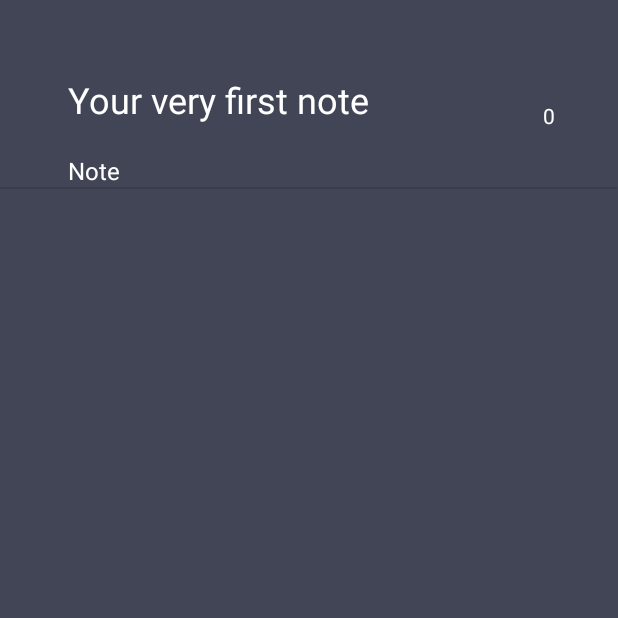
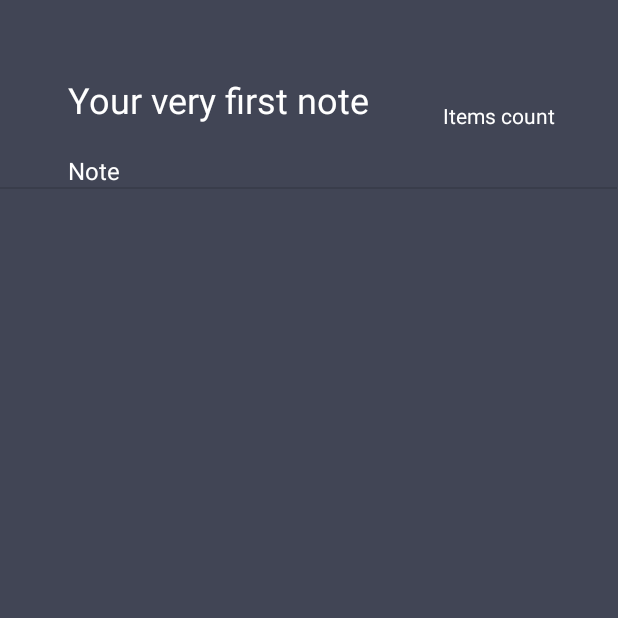
Before and after one commit to Raff-dev/Notepad, an Android app: the screen it shows after launch (MainActivity), on a phone screen of 412 x 824 dp, the top half of it. Run offline under Robolectric (Android 15) with nearby library versions, the light colour scheme and no system bars.

Commit message:
Removed itemscount from document class Created db structure

```diff
--- a/src/main/java/com/example/notatnik/CreationWindow.java
+++ b/src/main/java/com/example/notatnik/CreationWindow.java
@@ -76,8 +76,8 @@
             createNewDocument(
                     GetDocumentList().size() + 1,
                     newDocumentNameEditText.getText().toString(),
-                    getDocumentType(),
-                    GetDocumentList().size());
+                    getDocumentType()
+            );
 
             finish();
         } else {
--- a/src/main/java/com/example/notatnik/Document.java
+++ b/src/main/java/com/example/notatnik/Document.java
@@ -4,17 +4,15 @@
     private int id;
     private String name;
     private String type;
-    private int itemsCount;
 
     //TO DO
     //ADD COLOR SETTING
 
 
-    public Document(int id, String name, String type, int itemsCount) {
+    Document(int id, String name, String type) {
         this.id = id;
         this.name = name;
         this.type = type;
-        this.itemsCount = itemsCount;
     }
 
 
@@ -42,12 +40,4 @@
     public void setType(String type) {
         this.type = type;
     }
-
-    public int getItemsCount() {
-        return itemsCount;
-    }
-
-    public void setItemsCount(int itemsCount) {
-        this.itemsCount = itemsCount;
-    }
 }
--- a/src/main/java/com/example/notatnik/DocumentAdapter.java
+++ b/src/main/java/com/example/notatnik/DocumentAdapter.java
@@ -41,11 +41,9 @@
         View v = mInflater.inflate(R.layout.listview_detail_layout, null);
         TextView name = (TextView) v.findViewById(R.id.nameTextView);
         TextView type = (TextView) v.findViewById(R.id.typeTextView);
-        TextView itemsCount = (TextView) v.findViewById(R.id.itemsCountTextView);
 
         name.setText(String.format("%s", mDocumentList.get(position).getName()));
         type.setText(String.format("%s", mDocumentList.get(position).getType()));
-        itemsCount.setText(String.valueOf(mDocumentList.get(position).getItemsCount()));
 
         v.setTag(mDocumentList.get(position).getId());
 
--- a/src/main/java/com/example/notatnik/MainActivity.java
+++ b/src/main/java/com/example/notatnik/MainActivity.java
@@ -22,7 +22,6 @@
 
 -add color setting
 -type images in list view
--create note text view
 -create database
 -swipe to delete
 
@@ -42,7 +41,7 @@
         setContentView(R.layout.activity_main);
 
         documentList = new ArrayList<>();
-        documentList.add(new Document(1, "Your very first note", "Note", 0));
+        documentList.add(new Document(1, "Your very first note", "Note"));
 
         documentAdapter = new DocumentAdapter(this, documentList);
         myListView = findViewById(R.id.myListView);
@@ -65,7 +64,6 @@
     }
 
     //PRIVATE
-    //OPENERS
     private void openCreationActivity() {
         Intent i = new Intent(
                 getApplicationContext(),
@@ -115,9 +113,9 @@
     }
 
     //CREATORS
-    public static void createNewDocument(int id, String name, String type, int itemsCount) {
+    public static void createNewDocument(int id, String name, String type) {
 
-        documentList.add(new Document(id, name, type, itemsCount));
+        documentList.add(new Document(id, name, type));
     }
 
     //GETTERS
@@ -125,5 +123,4 @@
         return documentList;
     }
 
-
 }
--- a/src/main/res/layout/activity_documents_guts_note.xml
+++ b/src/main/res/layout/activity_documents_guts_note.xml
@@ -28,7 +28,8 @@
         android:textSize="24sp" />
     <EditText
         android:layout_width="400dp"
-        android:layout_height="wrap_content"/>
+        android:layout_height="wrap_content"
+        android:textColor="#fff"/>
 
 
 
```
